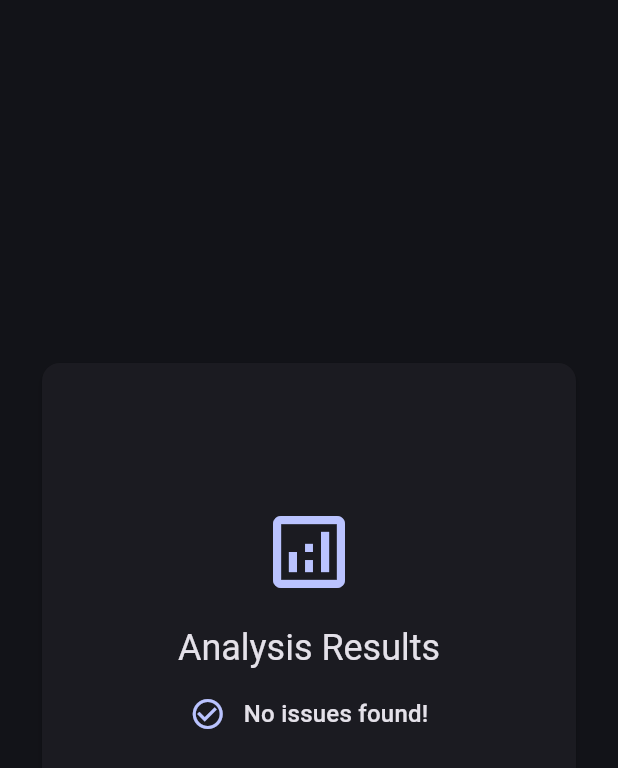
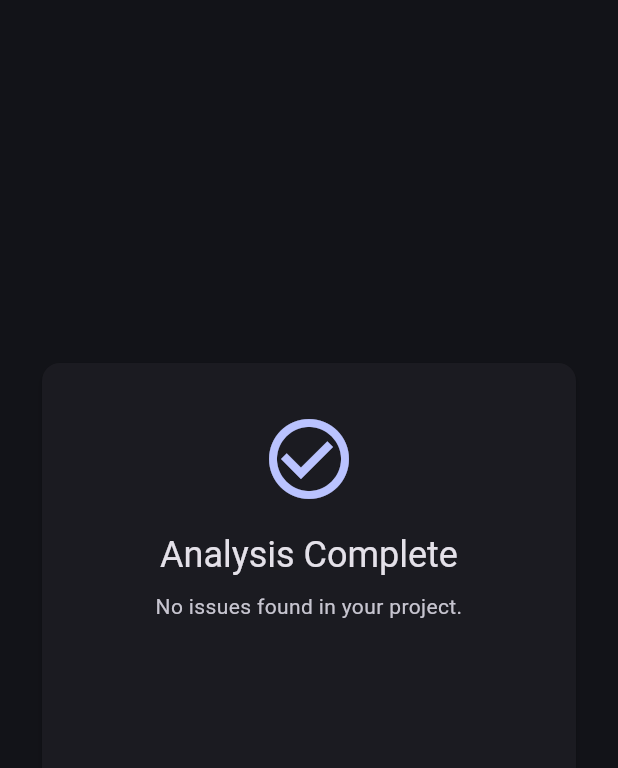
Before and after one commit to ashoksisara/migrate_x, a Flutter app: the _AnalysisPage widget shown alone on an empty page, opened directly with empty values, on a phone screen of 412 x 824 dp. Shown: the top 768 px of the screen. Run offline on Flutter 3.47's test engine with Material 3 defaults, Android fonts, the phone set to English and light mode, and no system bars; our stand-ins replace file_picker, flutter_riverpod; missing offline and left inert: pretty_diff_text.

Commit message:
Add dependency resolution and analysis features

```diff
--- a/frontend/lib/screens/home/home_screen.dart
+++ b/frontend/lib/screens/home/home_screen.dart
@@ -2,7 +2,7 @@ import 'package:flutter/material.dart';
 import 'package:flutter_riverpod/flutter_riverpod.dart';
 
 import '../../providers/theme_provider.dart';
-import '../../widgets/analysis_card.dart';
+import '../../models/analysis_result.dart';
 import '../../widgets/download_button.dart';
 import '../../widgets/file_diff_card.dart';
 import '../../widgets/loading_card.dart';
@@ -48,6 +48,7 @@ class _HomeScreenState extends ConsumerState<HomeScreen> {
       case PipelineStage.uploading:
         return 1;
       case PipelineStage.analyzing:
+      case PipelineStage.analysisComplete:
         return 2;
       case PipelineStage.migrating:
         return 3;
@@ -131,7 +132,7 @@ class _HomeScreenState extends ConsumerState<HomeScreen> {
           ),
           _UploadPage(pipeline: pipeline),
           _AnalysisPage(pipeline: pipeline),
-          const _MigratingPage(),
+          _MigratingPage(pipeline: pipeline),
           _ReviewPage(pipeline: pipeline),
           _DownloadPage(
             pipeline: pipeline,
@@ -210,13 +211,14 @@ class _UploadPage extends StatelessWidget {
   }
 }
 
-class _AnalysisPage extends StatelessWidget {
+class _AnalysisPage extends ConsumerWidget {
   final PipelineState pipeline;
   const _AnalysisPage({required this.pipeline});
 
   @override
-  Widget build(BuildContext context) {
+  Widget build(BuildContext context, WidgetRef ref) {
     final isLoading = pipeline.stage == PipelineStage.analyzing;
+    final isDone = pipeline.stage == PipelineStage.analysisComplete;
 
     return SectionPage(
       maxWidth: kPipelineCardWidth,
@@ -225,41 +227,29 @@ class _AnalysisPage extends StatelessWidget {
         crossAxisAlignment: CrossAxisAlignment.stretch,
         children: [
           if (isLoading)
-            const LoadingCard(
+            LoadingCard(
               icon: Icons.analytics_outlined,
               title: 'Analyzing Project',
-              subtitle:
-                  'Running dart analyze and scanning for deprecated APIs...',
+              subtitle: pipeline.statusMessage ?? 'Preparing...',
             )
           else if (pipeline.analysisResults != null)
-            PipelineCard(
-              child: Column(
-                mainAxisSize: MainAxisSize.min,
-                children: [
-                  Icon(Icons.analytics_outlined,
-                      size: 64,
-                      color: Theme.of(context).colorScheme.primary),
-                  const SizedBox(height: 16),
-                  Text('Analysis Results',
-                      style: Theme.of(context).textTheme.headlineSmall),
-                  const SizedBox(height: 16),
-                  if (pipeline.analysisResults!.isEmpty)
-                    Row(
-                      mainAxisAlignment: MainAxisAlignment.center,
-                      children: [
-                        Icon(Icons.check_circle_outline,
-                            color: Theme.of(context).colorScheme.primary),
-                        const SizedBox(width: 12),
-                        Text('No issues found!',
-                            style: Theme.of(context).textTheme.titleMedium),
-                      ],
-                    )
-                  else
-                    ...pipeline.analysisResults!
-                        .map((r) => AnalysisCard(result: r)),
-                ],
+            _AnalysisSummaryCard(results: pipeline.analysisResults!),
+          if (isDone) ...[
+            const SizedBox(height: 24),
+            Center(
+              child: IconButton.filled(
+                onPressed: () =>
+                    ref.read(pipelineProvider.notifier).startMigration(),
+                icon: const Icon(Icons.keyboard_arrow_down, size: 32),
+                style: IconButton.styleFrom(
+                  backgroundColor:
+                      Theme.of(context).colorScheme.primary,
+                  foregroundColor:
+                      Theme.of(context).colorScheme.onPrimary,
+                ),
               ),
             ),
+          ],
         ],
       ),
     );
@@ -267,15 +257,16 @@ class _AnalysisPage extends StatelessWidget {
 }
 
 class _MigratingPage extends StatelessWidget {
-  const _MigratingPage();
+  final PipelineState pipeline;
+  const _MigratingPage({required this.pipeline});
 
   @override
   Widget build(BuildContext context) {
-    return const SectionPage(
+    return SectionPage(
       maxWidth: kPipelineCardWidth,
       child: LoadingCard(
         title: 'Generating Migration Plan',
-        subtitle: 'Creating per-file diffs for your project...',
+        subtitle: pipeline.statusMessage ?? 'Creating per-file diffs...',
       ),
     );
   }
@@ -435,3 +426,122 @@ class _HeroPage extends StatelessWidget {
     );
   }
 }
+
+class _AnalysisSummaryCard extends StatelessWidget {
+  final List<AnalysisResult> results;
+  const _AnalysisSummaryCard({required this.results});
+
+  @override
+  Widget build(BuildContext context) {
+    final colors = Theme.of(context).colorScheme;
+    final text = Theme.of(context).textTheme;
+
+    if (results.isEmpty) {
+      return PipelineCard(
+        child: Column(
+          mainAxisSize: MainAxisSize.min,
+          children: [
+            Icon(Icons.check_circle_outline, size: 64, color: colors.primary),
+            const SizedBox(height: 16),
+            Text('Analysis Complete', style: text.headlineSmall),
+            const SizedBox(height: 8),
+            Text(
+              'No issues found in your project.',
+              textAlign: TextAlign.center,
+              style: text.bodyMedium?.copyWith(color: colors.onSurfaceVariant),
+            ),
+          ],
+        ),
+      );
+    }
+
+    final errors =
+        results.where((r) => r.severity.toUpperCase() == 'ERROR').length;
+    final warnings =
+        results.where((r) => r.severity.toUpperCase() == 'WARNING').length;
+    final infos = results.length - errors - warnings;
+
+    return PipelineCard(
+      child: Column(
+        mainAxisSize: MainAxisSize.min,
+        children: [
+          Icon(Icons.analytics_outlined, size: 64, color: colors.primary),
+          const SizedBox(height: 16),
+          Text('Analysis Complete', style: text.headlineSmall),
+          const SizedBox(height: 8),
+          Text(
+            '${results.length} issue${results.length == 1 ? '' : 's'} found',
+            style: text.bodyMedium?.copyWith(color: colors.onSurfaceVariant),
+          ),
+          const SizedBox(height: 20),
+          Row(
+            mainAxisAlignment: MainAxisAlignment.center,
+            children: [
+              if (errors > 0)
+                _IssueBadge(
+                  icon: Icons.error,
+                  color: Colors.red,
+                  count: errors,
+                  label: 'Errors',
+                ),
+              if (errors > 0 && warnings > 0) const SizedBox(width: 16),
+              if (warnings > 0)
+                _IssueBadge(
+                  icon: Icons.warning_amber,
+                  color: Colors.orange,
+                  count: warnings,
+                  label: 'Warnings',
+                ),
+              if ((errors > 0 || warnings > 0) && infos > 0)
+                const SizedBox(width: 16),
+              if (infos > 0)
+                _IssueBadge(
+                  icon: Icons.info_outline,
+                  color: Colors.blue,
+                  count: infos,
+                  label: 'Info',
+                ),
+            ],
+          ),
+        ],
+      ),
+    );
+  }
+}
+
+class _IssueBadge extends StatelessWidget {
+  final IconData icon;
+  final Color color;
+  final int count;
+  final String label;
+
+  const _IssueBadge({
+    required this.icon,
+    required this.color,
+    required this.count,
+    required this.label,
+  });
+
+  @override
+  Widget build(BuildContext context) {
+    return Column(
+      mainAxisSize: MainAxisSize.min,
+      children: [
+        Icon(icon, color: color, size: 28),
+        const SizedBox(height: 4),
+        Text(
+          '$count',
+          style: Theme.of(context).textTheme.titleLarge?.copyWith(
+                fontWeight: FontWeight.bold,
+              ),
+        ),
+        Text(
+          label,
+          style: Theme.of(context).textTheme.bodySmall?.copyWith(
+                color: Theme.of(context).colorScheme.onSurfaceVariant,
+              ),
+        ),
+      ],
+    );
+  }
+}
--- a/frontend/lib/screens/home/pipeline_provider.dart
+++ b/frontend/lib/screens/home/pipeline_provider.dart
@@ -10,6 +10,7 @@ enum PipelineStage {
   idle,
   uploading,
   analyzing,
+  analysisComplete,
   migrating,
   reviewing,
   downloadReady,
@@ -18,6 +19,7 @@ enum PipelineStage {
 class PipelineState {
   final PipelineStage stage;
   final String? workspaceId;
+  final String? statusMessage;
   final List<AnalysisResult>? analysisResults;
   final MigrationPlan? migrationPlan;
   final Map<String, bool> fileDecisions;
@@ -26,6 +28,7 @@ class PipelineState {
   const PipelineState({
     this.stage = PipelineStage.idle,
     this.workspaceId,
+    this.statusMessage,
     this.analysisResults,
     this.migrationPlan,
     this.fileDecisions = const {},
@@ -35,6 +38,7 @@ class PipelineState {
   PipelineState copyWith({
     PipelineStage? stage,
     String? workspaceId,
+    String? statusMessage,
     List<AnalysisResult>? analysisResults,
     MigrationPlan? migrationPlan,
     Map<String, bool>? fileDecisions,
@@ -43,6 +47,7 @@ class PipelineState {
     return PipelineState(
       stage: stage ?? this.stage,
       workspaceId: workspaceId ?? this.workspaceId,
+      statusMessage: statusMessage ?? this.statusMessage,
       analysisResults: analysisResults ?? this.analysisResults,
       migrationPlan: migrationPlan ?? this.migrationPlan,
       fileDecisions: fileDecisions ?? this.fileDecisions,
@@ -68,7 +73,10 @@ class PipelineNotifier extends Notifier<PipelineState> {
   PipelineState build() => const PipelineState();
 
   Future<void> upload(Uint8List bytes, String filename) async {
-    state = const PipelineState(stage: PipelineStage.uploading);
+    state = const PipelineState(
+      stage: PipelineStage.uploading,
+      statusMessage: 'Uploading project...',
+    );
 
     try {
       final api = ref.read(apiProvider);
@@ -76,6 +84,7 @@ class PipelineNotifier extends Notifier<PipelineState> {
       state = state.copyWith(
         stage: PipelineStage.analyzing,
         workspaceId: id,
+        statusMessage: 'Running flutter pub get...',
       );
       await _runAnalysis(id);
     } catch (e) {
@@ -89,15 +98,31 @@ class PipelineNotifier extends Notifier<PipelineState> {
   Future<void> _runAnalysis(String id) async {
     try {
       final api = ref.read(apiProvider);
+
+      state = state.copyWith(statusMessage: 'Running flutter pub get...');
+      await api.resolveDependencies(id);
+
+      state = state.copyWith(statusMessage: 'Running dart analyze...');
       final results = await api.getAnalysis(id);
+
       state = state.copyWith(
-        stage: PipelineStage.migrating,
+        stage: PipelineStage.analysisComplete,
         analysisResults: results,
+        statusMessage: 'Analysis complete',
       );
-      await _runMigration(id);
     } catch (e) {
       state = state.copyWith(error: e.toString());
     }
+  }
+
+  Future<void> startMigration() async {
+    final id = state.workspaceId;
+    if (id == null) return;
+    state = state.copyWith(
+      stage: PipelineStage.migrating,
+      statusMessage: 'Generating migration diffs...',
+    );
+    await _runMigration(id);
   }
 
   Future<void> _runMigration(String id) async {
--- a/frontend/lib/services/mock_api_service.dart
+++ b/frontend/lib/services/mock_api_service.dart
@@ -11,6 +11,11 @@ class MockApiService extends ApiService {
   Future<String> uploadZip(Uint8List bytes, String filename) async {
     await Future<void>.delayed(const Duration(seconds: 1));
     return 'mock-workspace-abc123';
+  }
+
+  @override
+  Future<void> resolveDependencies(String id) async {
+    await Future<void>.delayed(const Duration(seconds: 2));
   }
 
   @override
--- a/frontend/lib/widgets/pipeline_card.dart
+++ b/frontend/lib/widgets/pipeline_card.dart
@@ -20,13 +20,7 @@ class PipelineCard extends StatelessWidget {
         ),
         child: Padding(
           padding: const EdgeInsets.all(32),
-          child: Column(
-            mainAxisSize: MainAxisSize.min,
-            mainAxisAlignment: MainAxisAlignment.center,
-            children: [
-              Flexible(child: child),
-            ],
-          ),
+          child: child,
         ),
       ),
     );
```
Also changed, not shown: backend/lib/routes/analysis_routes.dart (+30 -0 lines), backend/lib/routes/download_routes.dart (+8 -0 lines), backend/lib/routes/migration_routes.dart (+8 -0 lines), backend/lib/routes/upload_routes.dart (+8 -0 lines), backend/lib/services/analyzer_service.dart (+37 -4 lines), frontend/lib/services/api_service.dart (+9 -0 lines).
